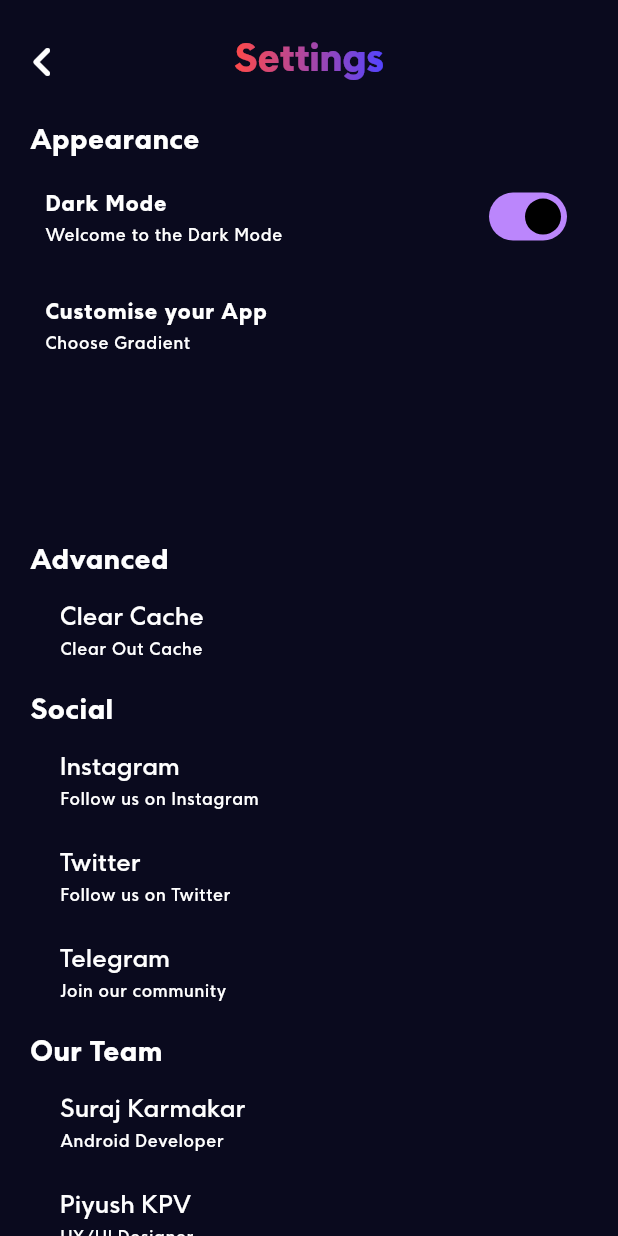
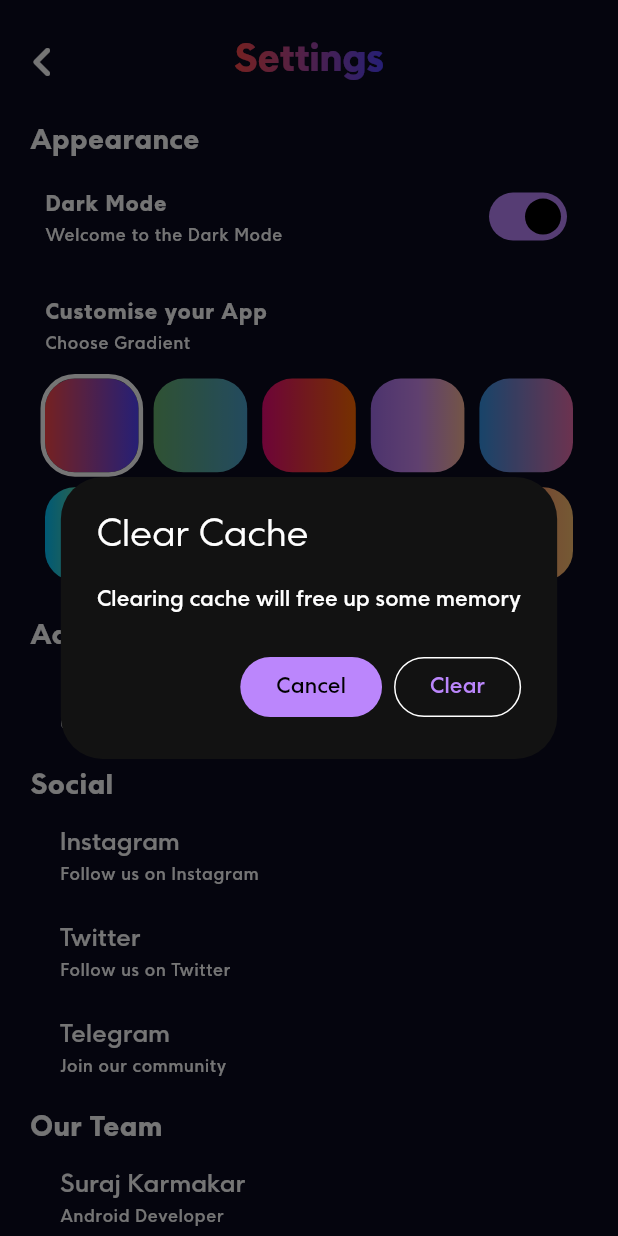
Before and after one commit to Surajkrmkr/wallrio, a Flutter app: the SettingsPage screen opened directly, after a tap on "Clear Cache", on a phone screen of 412 x 824 dp. Run offline on Flutter 3.47's test engine with Material 2 defaults, Android fonts, the phone set to English and light mode, and no system bars; drawn by our look-alikes of simple_gradient_text; our stand-ins replace cached_network_image, dio, flutter_cache_manager, fluttertoast, lottie, palette_generator and 2 more; missing offline and left inert: android_path_provider, async_wallpaper; accounts and stored records are empty; network calls fail.

Commit message:
added Theme configuration

```diff
--- a/lib/main.dart
+++ b/lib/main.dart
@@ -14,7 +14,7 @@ import 'services/dark_mode_services.dart';
 
 void main() async {
   WidgetsFlutterBinding.ensureInitialized();
-  await ThemeService().getDarkMode();
+  await ThemeService().getData();
   runApp(const MyApp());
 }
 
--- a/lib/ui/theme/theme_data.dart
+++ b/lib/ui/theme/theme_data.dart
@@ -31,6 +31,7 @@ class WallRioThemeData {
           //       isDarkTheme ? bgDarkAccentColor : blackColor),
           // ),
           dialogBackgroundColor: isDarkTheme ? bgDarkColor : whiteColor,
+
           listTileTheme: ListTileThemeData(
             contentPadding: const EdgeInsets.symmetric(horizontal: 20),
             shape:
@@ -43,6 +44,7 @@ class WallRioThemeData {
                 shape: RoundedRectangleBorder(
                     borderRadius: BorderRadius.circular(15))),
           ),
+          primaryColor: isDarkTheme ? bgDarkColor : whiteColor,
           primaryColorLight: isDarkTheme ? whiteColor : blackColor,
           bottomSheetTheme: BottomSheetThemeData(
               backgroundColor: isDarkTheme ? bgDarkColor : whiteColor),
@@ -56,6 +58,7 @@ class WallRioThemeData {
               selectedColor: isDarkTheme ? whiteColor : blackColor,
               surfaceTintColor: isDarkTheme ? blackColor : whiteColor,
               showCheckmark: false),
+
           textTheme: TextTheme(
               displayLarge: TextStyle(
                   fontSize: 25,
@@ -81,3 +84,29 @@ const Color whiteColor = Colors.white;
 const Color blackColor = Colors.black;
 const Color bgDarkColor = Color(0xFF0A0A1E);
 const Color bgDarkAccentColor = Color(0xFF2B2B52);
+
+const Map<GradientType, List<Color>> gradientColorMap = {
+  GradientType.defaultType: [Color(0xFFFF4949), Color(0xFF5344FF)],
+  GradientType.mild: [Color(0xFF67B26F), Color(0xFF4ca2cd)],
+  GradientType.sunset: [Color(0xFFee0979), Color(0xFFff6a00)],
+  GradientType.radar: [Color(0xFFA770EF), Color(0xFFCF8BF3), Color(0xFFFDB99B)],
+  GradientType.viceCity: [Color(0xFF3494E6), Color(0xFFEC6EAD)],
+  GradientType.bradyFun: [Color(0xFF00c3ff), Color(0xFFffff1c)],
+  GradientType.bloodRed: [Color(0xFFf85032), Color(0xFFe73827)],
+  GradientType.sherbert: [Color(0xFFf79d00), Color(0xFF64f38c)],
+  GradientType.grapeFruit: [Color(0xFFe96443), Color(0xFF64f38c)],
+  GradientType.sweetMorning: [Color(0xFFff5f6d), Color(0xFFffc371)],
+};
+
+enum GradientType {
+  defaultType,
+  viceCity,
+  mild,
+  sunset,
+  radar,
+  bradyFun,
+  bloodRed,
+  sherbert,
+  grapeFruit,
+  sweetMorning
+}
--- a/lib/ui/views/favourite_page.dart
+++ b/lib/ui/views/favourite_page.dart
@@ -8,7 +8,6 @@ import '../../provider/favourite.dart';
 import '../theme/theme_data.dart';
 import '../widgets/image_bottom_sheet.dart';
 import '../widgets/image_widget.dart';
-import '../widgets/refresh_indicator_widget.dart';
 import '../widgets/shimmer_widget.dart';
 import 'image_view_page.dart';
 
@@ -35,8 +34,7 @@ class FavouritePage extends StatelessWidget {
 
   @override
   Widget build(BuildContext context) {
-    return RefreshIndicatorWidget(
-      child: CustomScrollView(
+    return CustomScrollView(
       controller: Provider.of<Navigation>(context).controller,
       slivers: [
         const SliverAppBarWidget(
@@ -48,7 +46,6 @@ class FavouritePage extends StatelessWidget {
             text: "Your\nChoice"),
         _buildListUI(context)
       ],
-      ),
     );
   }
 
--- a/lib/ui/views/grid_page.dart
+++ b/lib/ui/views/grid_page.dart
@@ -7,7 +7,6 @@ import 'package:wallrio/ui/widgets/image_bottom_sheet.dart';
 import '../../model/wall_rio_model.dart';
 import '../../provider/favourite.dart';
 import '../widgets/image_widget.dart';
-import '../widgets/refresh_indicator_widget.dart';
 import '../widgets/sliver_app_bar_widget.dart';
 
 class GridPage extends StatelessWidget {
@@ -35,8 +34,7 @@ class GridPage extends StatelessWidget {
   @override
   Widget build(BuildContext context) {
     return Scaffold(
-      body: RefreshIndicatorWidget(
-        child: SafeArea(
+      body: SafeArea(
         child: CustomScrollView(
           slivers: [
             SliverAppBarWidget(
@@ -46,7 +44,6 @@ class GridPage extends StatelessWidget {
                 showBackBtn: true),
             _buildListUI(context)
           ],
-          ),
         ),
       ),
     );
--- a/lib/ui/views/settings_page.dart
+++ b/lib/ui/views/settings_page.dart
@@ -2,6 +2,8 @@ import 'package:flutter/material.dart';
 import 'package:provider/provider.dart';
 
 import '../../provider/dark_theme.dart';
+import '../theme/theme_data.dart';
+import '../widgets/clear_cache_widget.dart';
 import '../widgets/sliver_app_bar_widget.dart';
 
 class SettingsPage extends StatelessWidget {
@@ -28,6 +30,7 @@ class SettingsPage extends StatelessWidget {
                     _advancedSection(context),
                     _socialSection(context),
                     _ourTeamSection(context),
+                    _appInfoSection(context),
                   ],
                 ),
               ),
@@ -46,7 +49,22 @@ class SettingsPage extends StatelessWidget {
           "Appearance",
           style: Theme.of(context).textTheme.bodyMedium,
         ),
-        Consumer<DarkThemeProvider>(
+        _darkModeTile(),
+        ListTile(
+          title: const Text('Customise your App'),
+          contentPadding: const EdgeInsets.symmetric(horizontal: 10),
+          subtitle: Text(
+            "Choose Gradient",
+            style: Theme.of(context).textTheme.labelSmall,
+          ),
+        ),
+        _buildGradientUI(context),
+      ],
+    );
+  }
+
+  Consumer<DarkThemeProvider> _darkModeTile() {
+    return Consumer<DarkThemeProvider>(
       builder: (context, provider, _) {
         return SwitchListTile(
           value: provider.darkTheme,
@@ -59,23 +77,46 @@ class SettingsPage extends StatelessWidget {
             style: Theme.of(context).textTheme.labelSmall,
           ),
           contentPadding: const EdgeInsets.symmetric(horizontal: 10),
-              shape: RoundedRectangleBorder(
-                  borderRadius: BorderRadius.circular(20)),
+          shape:
+              RoundedRectangleBorder(borderRadius: BorderRadius.circular(20)),
         );
       },
+    );
+  }
+
+  Consumer _buildGradientUI(BuildContext context) {
+    return Consumer<DarkThemeProvider>(
+      builder: (context, provider, _) {
+        return Container(
+          height: 150,
+          padding: const EdgeInsets.symmetric(horizontal: 10),
+          child: GridView(
+              physics: const NeverScrollableScrollPhysics(),
+              gridDelegate: const SliverGridDelegateWithFixedCrossAxisCount(
+                  crossAxisCount: 5, mainAxisSpacing: 10, crossAxisSpacing: 10),
+              children: gradientColorMap.entries
+                  .map((e) => InkWell(
+                        borderRadius: BorderRadius.circular(20),
+                        onTap: provider.gradType == e.key
+                            ? () {}
+                            : () => provider.gradType = e.key,
+                        child: Ink(
+                          height: 60,
+                          width: 60,
+                          decoration: BoxDecoration(
+                              borderRadius: BorderRadius.circular(20),
+                              gradient: LinearGradient(colors: e.value),
+                              border: Border.all(
+                                  strokeAlign: BorderSide.strokeAlignOutside,
+                                  width: 3,
+                                  color: provider.gradType == e.key
+                                      ? Theme.of(context).primaryColorLight
+                                      : Colors.transparent)),
                         ),
-        ListTile(
-          title: const Text('Customise your App'),
-          contentPadding: const EdgeInsets.symmetric(horizontal: 10),
-          subtitle: Text(
-            "Choose Gradient",
-            style: Theme.of(context).textTheme.labelSmall,
-          ),
-        ),
-        Ink(
-          height: 100,
-        ),
-      ],
+                      ))
+                  .toList()),
+        );
+      },
     );
   }
 
@@ -87,7 +128,10 @@ class SettingsPage extends StatelessWidget {
         style: Theme.of(context).textTheme.bodyMedium,
       ),
       _getListTile(context,
-          title: 'Clear Cache', subtitle: "Clear Out Cache", onTap: () {})
+          title: 'Clear Cache',
+          subtitle: "Clear Out Cache",
+          onTap: () => showDialog(
+              context: context, builder: (context) => const ClearCacheWidget()))
     ]);
   }
 
@@ -123,6 +167,22 @@ class SettingsPage extends StatelessWidget {
     ]);
   }
 
+  Padding _appInfoSection(BuildContext context) {
+    return Padding(
+      padding: const EdgeInsets.symmetric(vertical: 20.0),
+      child: Column(crossAxisAlignment: CrossAxisAlignment.center, children: [
+        Text(
+          "Version 1.0.0.0",
+          style: Theme.of(context).textTheme.bodySmall,
+        ),
+        Text(
+          "Made With Love ❤️ In India",
+          style: Theme.of(context).textTheme.bodyLarge,
+        ),
+      ]),
+    );
+  }
+
   Widget _getListTile(context,
       {required String title,
       required String subtitle,
--- /dev/null
+++ b/lib/ui/widgets/clear_cache_widget.dart
@@ -0,0 +1,31 @@
+import 'package:flutter/material.dart';
+import 'package:flutter_cache_manager/flutter_cache_manager.dart';
+
+import 'toast_widget.dart';
+
+class ClearCacheWidget extends StatelessWidget {
+  const ClearCacheWidget({super.key});
+
+  @override
+  Widget build(BuildContext context) {
+    return AlertDialog(
+      title: const Text("Clear Cache"),
+      content: Text(
+        "Clearing cache will free up some memory",
+        style: Theme.of(context).textTheme.labelLarge,
+      ),
+      actions: [
+        FilledButton(
+            onPressed: () => Navigator.pop(context),
+            child: const Text("Cancel")),
+        OutlinedButton(
+            onPressed: () {
+              DefaultCacheManager().emptyCache();
+              Navigator.pop(context);
+              ToastWidget.showToast("Cache Cleared");
+            },
+            child: const Text("Clear"))
+      ],
+    );
+  }
+}
--- a/lib/ui/widgets/primary_btn_widget.dart
+++ b/lib/ui/widgets/primary_btn_widget.dart
@@ -14,7 +14,6 @@ class PrimaryBtnWidget extends StatelessWidget {
   @override
   Widget build(BuildContext context) {
     return ElevatedButton(
-
         onPressed: onTap,
         child: Center(
             child: Text(btnText,
--- a/lib/ui/widgets/refresh_indicator_widget.dart
+++ b/lib/ui/widgets/refresh_indicator_widget.dart
@@ -1,8 +1,6 @@
 import 'package:flutter/material.dart';
 import 'package:provider/provider.dart';
 import 'package:wallrio/provider/wall_rio.dart';
-
-import '../theme/theme_data.dart';
 
 class RefreshIndicatorWidget extends StatelessWidget {
   final Widget child;
@@ -15,8 +13,8 @@ class RefreshIndicatorWidget extends StatelessWidget {
         Provider.of<WallRio>(context, listen: false).getListFromAPI();
         await Future.delayed(const Duration(seconds: 1));
       },
-      backgroundColor: whiteColor,
-      color: blackColor,
+      backgroundColor: Theme.of(context).scaffoldBackgroundColor,
+      color: Theme.of(context).primaryColorLight,
       edgeOffset: 80,
       child: child,
     );
--- a/lib/ui/widgets/sliver_app_bar_widget.dart
+++ b/lib/ui/widgets/sliver_app_bar_widget.dart
@@ -1,6 +1,9 @@
 import 'package:flutter/material.dart';
+import 'package:provider/provider.dart';
 import 'package:simple_gradient_text/simple_gradient_text.dart';
 
+import '../../provider/dark_theme.dart';
+import '../theme/theme_data.dart';
 import '../views/search_page.dart';
 import 'back_btn_widget.dart';
 import 'user_bottom_sheet.dart';
@@ -54,10 +57,17 @@ class SliverAppBarWidget extends StatelessWidget {
       centerTitle: centeredTitle,
       title: Column(
         children: [
-          GradientText(
-            text,
-            style: Theme.of(context).textTheme.displayLarge,
-            colors: const [Color(0xFFFF4949), Color(0xFF5344FF)],
+          Consumer<DarkThemeProvider>(
+            builder: (context, provider, _) {
+              return Padding(
+                padding: EdgeInsets.only(left: centeredTitle ? 0.0 : 10),
+                child: GradientText(
+                  text,
+                  style: Theme.of(context).textTheme.displayLarge,
+                  colors: gradientColorMap[provider.gradType]!,
+                ),
+              );
+            },
           ),
           Offstage(
             offstage: !showLogo,
@@ -103,8 +113,10 @@ class SliverAppBarWidget extends StatelessWidget {
               padding: const EdgeInsets.only(left: 8.0),
               child: IconButton(
                   iconSize: 30,
-                  icon: const Icon(
-                    Icons.account_circle_rounded,
+                  icon: const CircleAvatar(
+                    radius: 18,
+                    backgroundImage: NetworkImage(
+                        "https://gitlab.com/piyushkpv/wallrio_wall_data/-/raw/main/Assests/Ellipse%2013.png"),
                   ),
                   onPressed: () => _onLongPressHandler(context)))),
     );
--- a/lib/ui/widgets/toast_widget.dart
+++ b/lib/ui/widgets/toast_widget.dart
@@ -5,7 +5,7 @@ class ToastWidget {
   static void showToast(String msg) => Fluttertoast.showToast(
       msg: msg,
       toastLength: Toast.LENGTH_SHORT,
-      gravity: ToastGravity.TOP,
+      gravity: ToastGravity.BOTTOM,
       backgroundColor: Colors.black,
       textColor: Colors.white,
       fontSize: 16.0);
```
Also changed, not shown: lib/provider/dark_theme.dart (+17 -3 lines), lib/services/dark_mode_services.dart (+22 -2 lines), lib/ui/views/category_page.dart (+6 -3 lines), lib/ui/views/search_page.dart (+15 -28 lines), lib/ui/widgets/user_bottom_sheet.dart (+7 -3 lines). Lines whose indentation alone changed are shown as unchanged.
